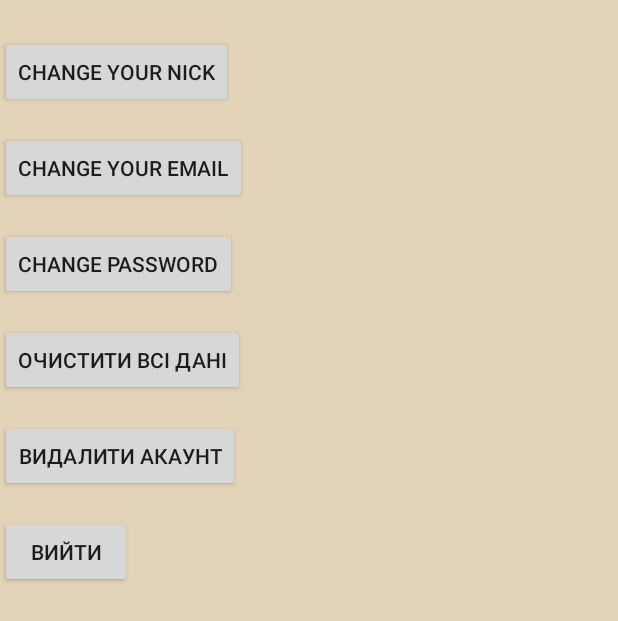
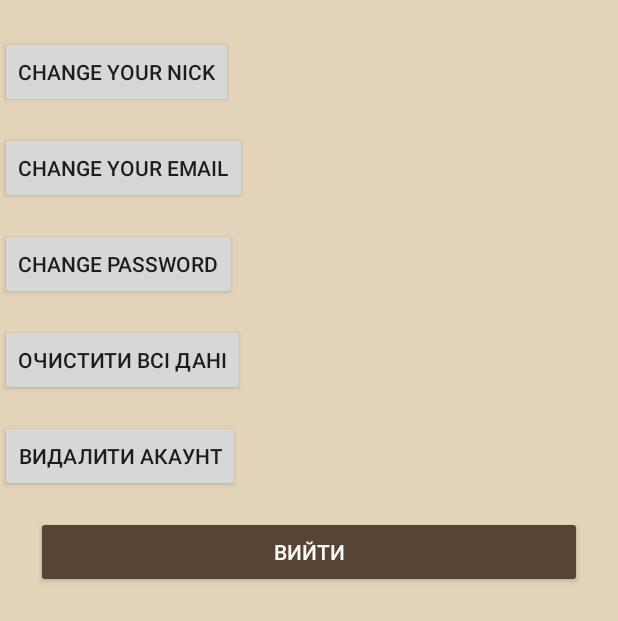
Before and after one commit to DakotaOlha/BookVoyager, an Android app: the AccountActivity screen opened directly, with no data from a screen before it, on a phone screen of 412 x 824 dp. Shown: the top 621 px of the screen. Run offline under Robolectric (Android 15) with nearby library versions, the phone set to English and light mode, and no system bars; our stand-ins replace Firebase (no records; nobody signed in at launch, a user with empty details on screens opened directly).

Commit message:
Add exit from the account

```diff
--- a/app/src/main/AndroidManifest.xml
+++ b/app/src/main/AndroidManifest.xml
@@ -41,7 +41,9 @@
         <activity
             android:name=".LoginActivity"
             android:exported="true"
-            android:theme="@style/Theme.AppCompat.Light.NoActionBar">
+            android:theme="@style/Theme.AppCompat.Light.NoActionBar"
+            android:launchMode="singleTask"
+            android:noHistory="true">
             <intent-filter>
                 <action android:name="android.intent.action.MAIN" />
 
--- a/app/src/main/res/layout/activity_account.xml
+++ b/app/src/main/res/layout/activity_account.xml
@@ -21,11 +21,16 @@
 
     <Button
         android:id="@+id/exit"
-        android:layout_width="wrap_content"
+        android:layout_width="match_parent"
         android:layout_height="wrap_content"
         android:layout_marginTop="16dp"
+        android:layout_marginHorizontal="24dp"
         android:text="Вийти"
+        android:textColor="@android:color/white"
+        android:backgroundTint="@color/BlackBrown"
+        android:paddingVertical="12dp"
         app:layout_constraintStart_toStartOf="parent"
+        app:layout_constraintEnd_toEndOf="parent"
         app:layout_constraintTop_toBottomOf="@+id/deleteAccount" />
 
     <Button
```
Also changed, not shown: app/src/main/java/com/example/bookvoyager/AccountActivity.java (+49 -0 lines), app/src/main/java/com/example/bookvoyager/LoginActivity.java (+16 -2 lines).
